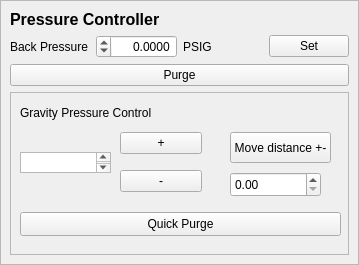
This is src/ui/pressurecontrollerwidget.ui in BYUCreateResearchLab/CREATE_LAB_Binder_Jet_Printer as Qt 5 draws it before an edit. The edited form follows.
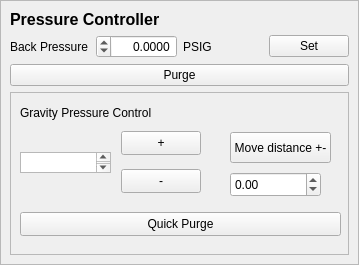
This is the edited form.

```diff
--- a/src/ui/pressurecontrollerwidget.ui
+++ b/src/ui/pressurecontrollerwidget.ui
@@ -120,32 +120,6 @@
         <property name="frameShadow">
          <enum>QFrame::Shadow::Raised</enum>
         </property>
-        <widget class="QWidget" name="verticalLayoutWidget">
-         <property name="geometry">
-          <rect>
-           <x>110</x>
-           <y>30</y>
-           <width>82</width>
-           <height>80</height>
-          </rect>
-         </property>
-         <layout class="QVBoxLayout" name="verticalLayout">
-          <item>
-           <widget class="QPushButton" name="G_UpButton">
-            <property name="text">
-             <string>+</string>
-            </property>
-           </widget>
-          </item>
-          <item>
-           <widget class="QPushButton" name="G_DownButton">
-            <property name="text">
-             <string>-</string>
-            </property>
-           </widget>
-          </item>
-         </layout>
-        </widget>
         <widget class="QLabel" name="label_2">
          <property name="geometry">
           <rect>
@@ -203,6 +177,38 @@
            <width>91</width>
            <height>25</height>
           </rect>
+         </property>
+         <property name="minimum">
+          <double>-100.000000000000000</double>
+         </property>
+         <property name="maximum">
+          <double>100.000000000000000</double>
+         </property>
+        </widget>
+        <widget class="QPushButton" name="G_UpButton">
+         <property name="geometry">
+          <rect>
+           <x>111</x>
+           <y>39</y>
+           <width>80</width>
+           <height>24</height>
+          </rect>
+         </property>
+         <property name="text">
+          <string>+</string>
+         </property>
+        </widget>
+        <widget class="QPushButton" name="G_DownButton">
+         <property name="geometry">
+          <rect>
+           <x>111</x>
+           <y>77</y>
+           <width>80</width>
+           <height>24</height>
+          </rect>
+         </property>
+         <property name="text">
+          <string>-</string>
          </property>
         </widget>
        </widget>
```
